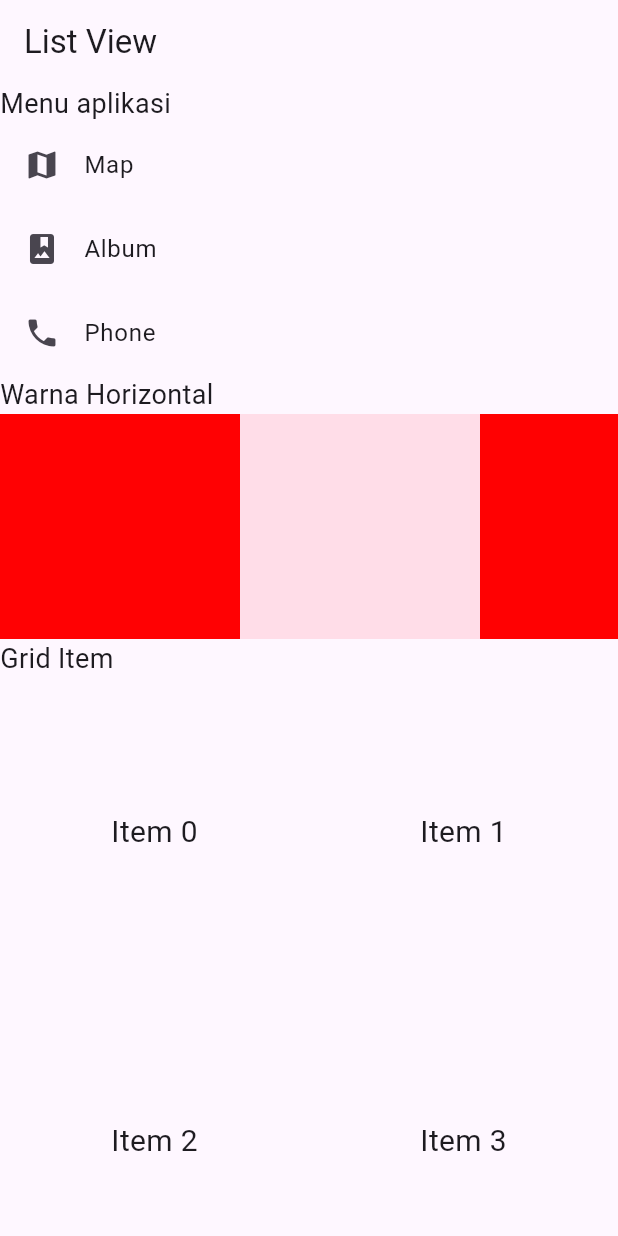
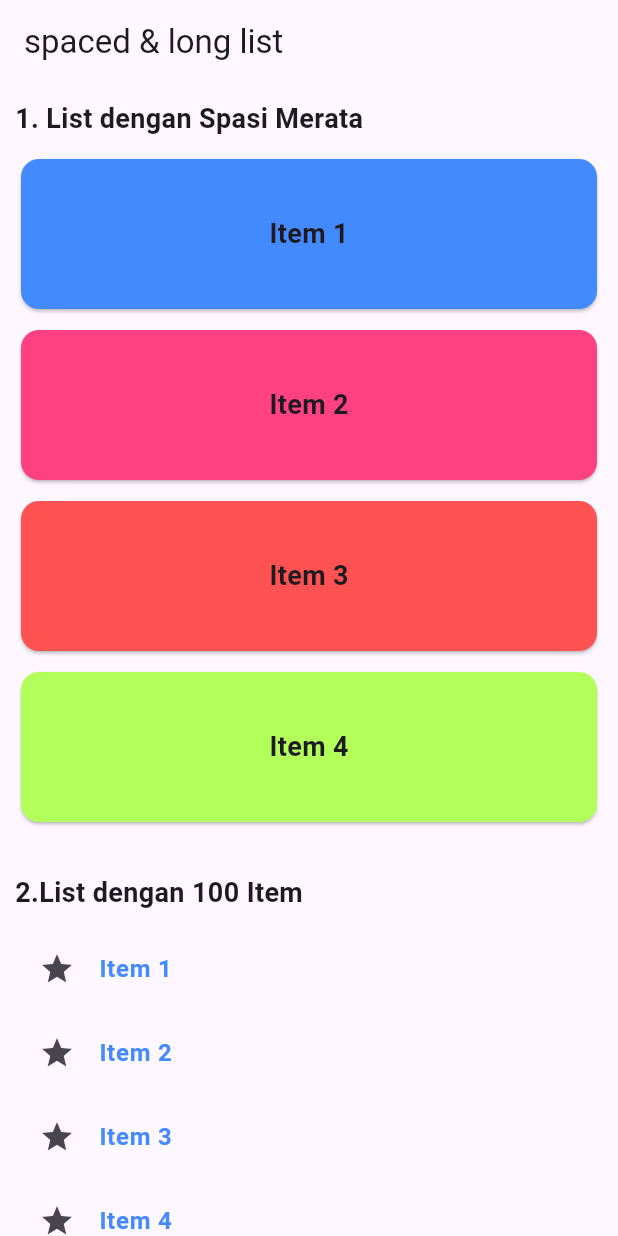
Before and after one commit to ssmaryam01/flutter_project2, a Flutter app: the screen it shows after launch, on a phone screen of 412 x 824 dp. Run offline on Flutter 3.47's test engine with Material 3 defaults, Android fonts, the phone set to English and light mode, and no system bars.

Commit message:
menambah file

```diff
--- a/lib/ItemList.dart
+++ b/lib/ItemList.dart
@@ -14,7 +14,7 @@
     return Text(
       heading,
       style: const TextStyle(
-        color: Colors.blue,
+        color: Color.fromARGB(255, 255, 64, 128),
         fontSize: 24,
         fontWeight: FontWeight.bold,
       ),
@@ -35,7 +35,7 @@
   Widget buildTitle(BuildContext context) {
     return Row(
       children: [
-      const Icon(Icons.message, color: Colors.blue), // ikon di depan
+      const Icon(Icons.message, color: Color.fromARGB(255, 255, 64, 128)), // ikon di depan
       const SizedBox(width: 8),
       Text(sender),
       ],
@@ -80,7 +80,7 @@
       }else if (d % 3 == 0){
         // ignore: unused_local_variable
         final imageIndex = (d ~/ 3) % 3 + 1 ;
-        return ImageItem('images/meimei.jpeg', 'Image Item $d');
+        return ImageItem('images/bnb.webp', 'Image Item $d');
       }else{
         return MessageItem('sender Item $d', 'Message body $d');
       }
--- a/lib/main.dart
+++ b/lib/main.dart
@@ -1,5 +1,6 @@
 import 'package:flutter/material.dart';
-import 'package:flutter_project2/widget.dart';
+import 'package:flutter_project2/Tugas4.dart';
+
 
 
 void main() {
@@ -14,7 +15,7 @@
     return const MaterialApp(
       title:"Aplikasi Flutter",
       debugShowCheckedModeBanner: false,
-      home:Homepage()
+      home: Tugas()
       );
   }
 }
--- /dev/null
+++ b/lib/tugas4.dart
@@ -0,0 +1,103 @@
+import 'package:flutter/material.dart';
+
+class Tugas extends StatelessWidget {
+  const Tugas({super.key});
+
+  @override
+  Widget build(BuildContext context) {
+    const spacedColors = [
+      Colors.blueAccent,
+      Colors.pinkAccent,
+      Colors.redAccent,
+      Colors.lightGreenAccent
+    ];
+
+    //data untuk list panjang
+    final longItems = List<String>.generate(100, (i) => 'Item ${i + 1}');
+
+    return Scaffold(
+      appBar: AppBar(title: const Text('spaced & long list')),
+      body: ListView(
+        padding: const EdgeInsets.all(10),
+        children: [
+          const Text(
+            '1. List dengan Spasi Merata',
+            style: TextStyle(fontSize: 18, fontWeight: FontWeight.bold),
+          ),
+          const SizedBox(height: 10),
+          SizedBox(
+            height: 450,
+            child: LayoutBuilder(
+              builder: (context, constraints){
+                return SingleChildScrollView(
+                  child: ConstrainedBox(
+                    constraints: BoxConstraints(
+                      minHeight: constraints.maxHeight,
+                    ),
+                    child: Column(
+                      mainAxisAlignment: MainAxisAlignment.spaceBetween,
+                      crossAxisAlignment: CrossAxisAlignment.stretch,
+                      children: List.generate(4, (index){
+                        return Card(
+                          color: spacedColors[index],
+                          child: SizedBox(
+                            height: 100,
+                            child: Center(
+                              child: Text(
+                                'Item ${index + 1}',
+                                style: const TextStyle(
+                                  fontSize: 18,
+                                  fontWeight: FontWeight.bold,
+                                ),
+                              ),
+                            ),
+                          ),
+                        );
+                      }
+                      )
+                    ),
+                    ),
+                );
+              }
+              ),
+          ),
+          const SizedBox(height: 30),
+          const Text(
+            '2.List dengan 100 Item',
+            style: TextStyle(fontSize: 18, fontWeight: FontWeight.bold),
+          ),
+          const SizedBox(height: 10),
+          ListView.builder(
+            shrinkWrap: true,
+            physics: const NeverScrollableScrollPhysics(),
+            itemCount: longItems.length,
+            prototypeItem: const ListTile(title: Text('Item 1')),
+            itemBuilder: (context, index){
+              Color textColor;
+              if((index ~/ 10) % 4 == 0){
+                textColor = Colors.blueAccent;
+              } else if ((index ~/ 10) % 4 == 1){
+                textColor = Colors.pinkAccent;
+              }else if ((index ~/ 10) % 4 == 2){
+                textColor = Colors.redAccent;
+              }else{
+                textColor = Colors.lightGreenAccent;
+              }
+
+              return ListTile(
+                leading: const Icon(Icons.star),
+                title: Text(
+                  longItems[index],
+                  style: TextStyle(
+                    color: textColor,
+                    fontWeight: FontWeight.bold,
+                  ),
+                ),
+              );
+            }
+          )
+        ],
+      ),
+    );
+  }
+}
--- a/pubspec.yaml
+++ b/pubspec.yaml
@@ -20,3 +20,4 @@
   assets:
   - images/smkypc.png
   - images/meimei.jpeg
+  - images/bnb.webp
```
Also changed, not shown: lib/long-list.dart (added, +29 -0 lines), lib/spaced-list.dart (added, +51 -0 lines), images/bnb.webp (added).
